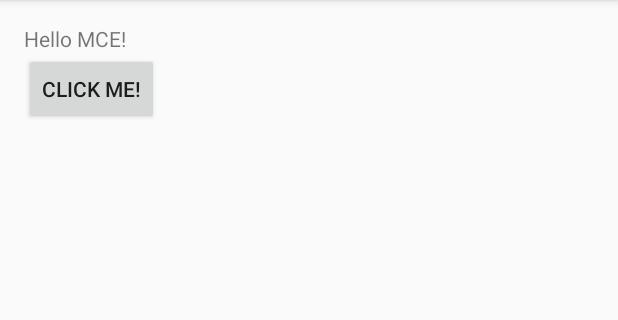
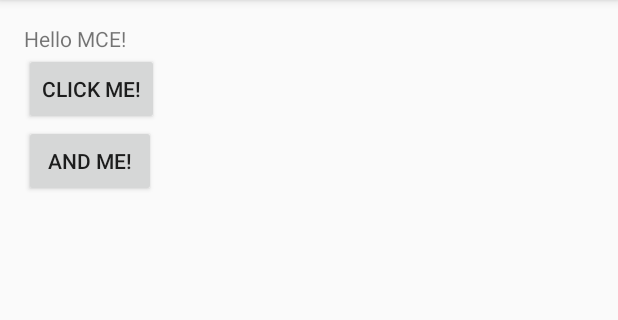
Before and after one commit to cfva14/kotlinintro, an Android app: the screen it shows after launch (MainActivity), on a phone screen of 412 x 824 dp, the part 84-404 px from its top. Run offline under Robolectric (Android 15) with nearby library versions, the phone set to English and light mode, and no system bars; libraries missing offline, so code that uses them is left out: com.example.svtk.

Commit message:
Added second button

```diff
--- a/app/src/main/kotlin/com/example/svtk/ka1_intro/MainActivity.kt
+++ b/app/src/main/kotlin/com/example/svtk/ka1_intro/MainActivity.kt
@@ -13,10 +13,19 @@ public class MainActivity : ActionBarActivity() {
         super.onCreate(savedInstanceState)
         setContentView(R.layout.activity_main)
 
-        val button = findViewById(R.id.click_me_button) as Button
+        val clickMeButton = findViewById(R.id.click_me_button) as Button
+        val andMeButton = findViewById(R.id.and_me_button) as Button
 
-        button.setOnClickListener {
+        clickMeButton.setOnClickListener {
             Toast.makeText(this, "Thank you!", Toast.LENGTH_SHORT).show()
+        }
+
+        andMeButton.showToastOnClick()
+    }
+
+    fun Button.showToastOnClick(text: String = "Thank you!") {
+        this.setOnClickListener {
+            Toast.makeText(this@MainActivity, text, Toast.LENGTH_SHORT).show()
         }
     }
 }
--- a/app/src/main/res/layout/activity_main.xml
+++ b/app/src/main/res/layout/activity_main.xml
@@ -20,4 +20,13 @@
         android:layout_alignParentLeft="true"
         android:layout_alignParentStart="true" />
 
+    <Button
+        android:layout_width="wrap_content"
+        android:layout_height="wrap_content"
+        android:text="@string/and_me"
+        android:id="@+id/and_me_button"
+        android:layout_below="@+id/click_me_button"
+        android:layout_alignParentLeft="true"
+        android:layout_alignParentStart="true" />
+
 </RelativeLayout>
--- a/app/src/main/res/values/strings.xml
+++ b/app/src/main/res/values/strings.xml
@@ -4,5 +4,6 @@
     <string name="app_name">KA1_Intro</string>
     <string name="hello_mce">Hello MCE!</string>
     <string name="click_me">Click me!</string>
+    <string name="and_me">And me!</string>
 
 </resources>
```
